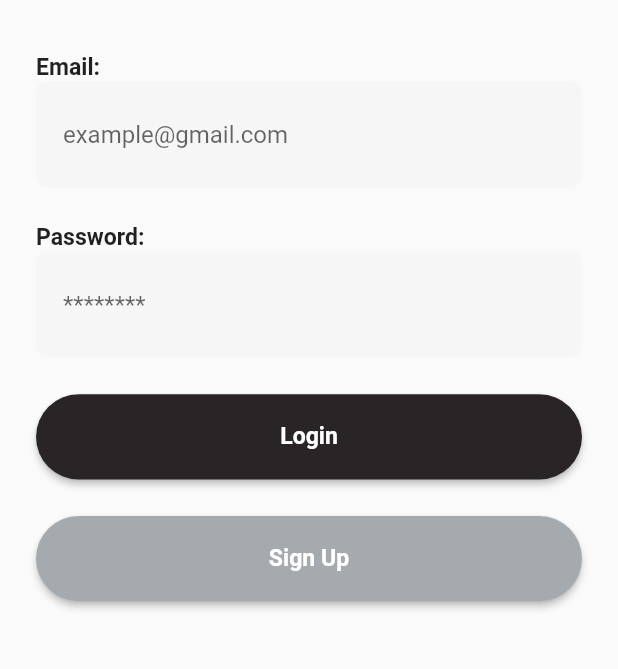
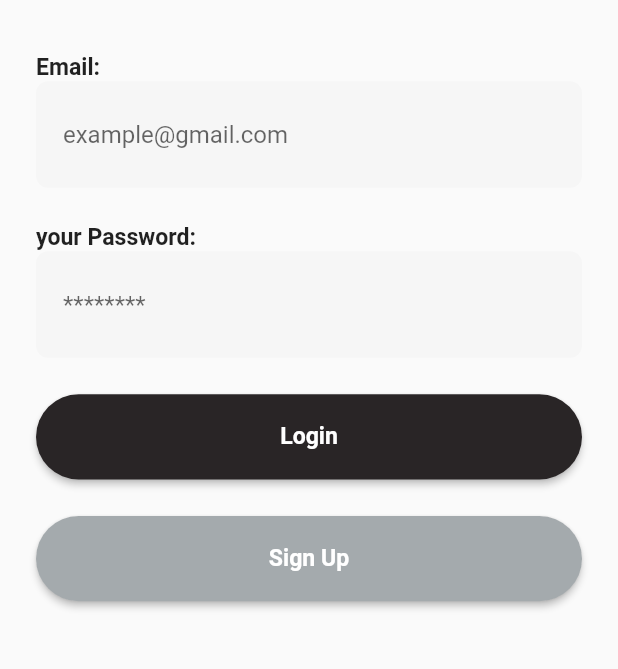
Before and after one commit to sifatullah-haque/90-days-cc-App-DIU-final, a Flutter app: the screen it shows after launch, after a tap on "Login", on a phone screen of 412 x 824 dp, the part 413-1082 px from its top. Run offline on Flutter 3.47's test engine with Material 2 defaults, Android fonts, the light colour scheme and no system bars; our stand-ins replace flutter_screenutil.

Commit message:
unwanted code removed

```diff
--- a/coolcom/lib/pages/login_page.dart
+++ b/coolcom/lib/pages/login_page.dart
@@ -74,7 +74,7 @@ class _emailAndPasswordSection extends StatelessWidget {
           height: 24.h,
         ),
         Text(
-          "Password:",
+          "your Password:",
           style: TextStyle(fontSize: 14.sp, fontWeight: FontWeight.w700),
         ),
         TextField(
@@ -111,11 +111,7 @@ class _emailAndPasswordSection extends StatelessWidget {
               width: double.infinity,
               height: 56.h,
               child: ElevatedButton(
-                onPressed: () {
-                  String email = EmailEditingController.text;
-                  String password = PasswordEditingController.text;
-                  print("This is email $email and this is pass $password");
-                },
+                onPressed: () {},
                 child: Text(
                   "Login",
                   style: TextStyle(
```
